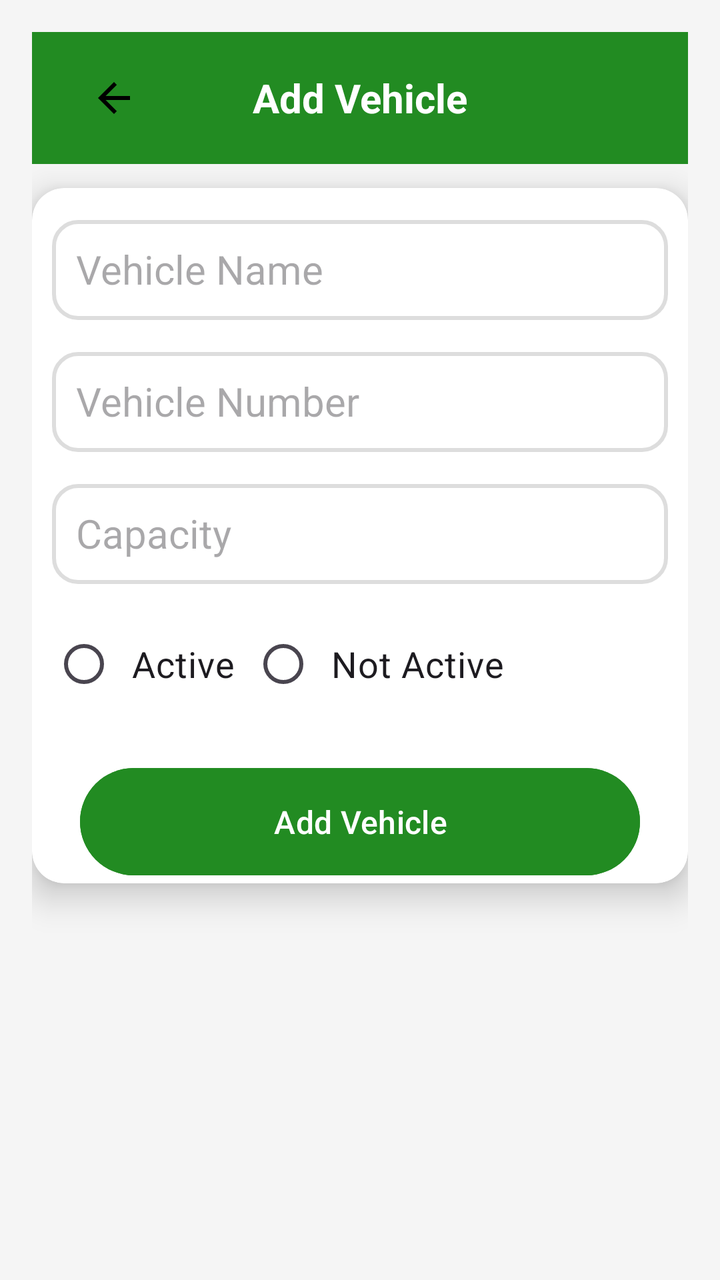
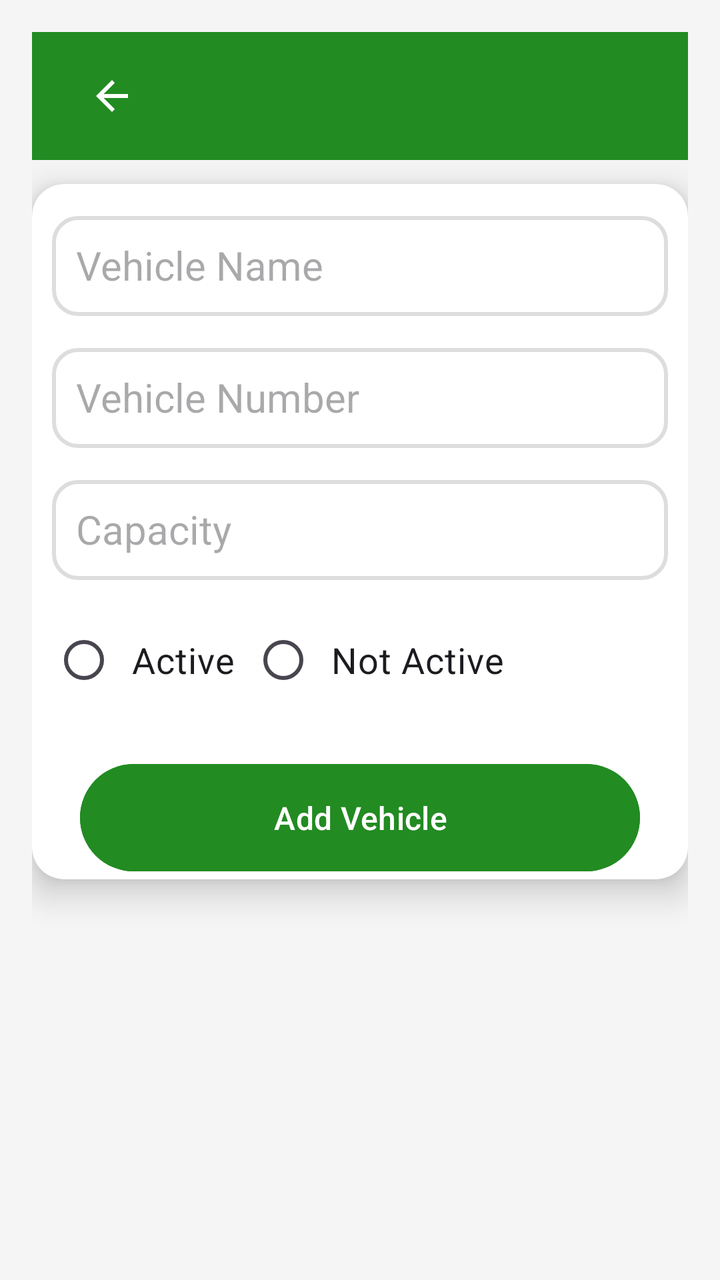

Before-and-after screenshots of an Android layout around one commit, followed by the original layout XML and the change that was made.
<!-- AndroidManifest.xml: application theme Theme.TransportApp -->
<!-- res/layout/activity_add_vehicle.xml -->
<?xml version="1.0" encoding="utf-8"?>
<ScrollView xmlns:android="http://schemas.android.com/apk/res/android"
    android:layout_width="match_parent"
    android:layout_height="match_parent"
    xmlns:app="http://schemas.android.com/apk/res-auto"
    android:fillViewport="true"
    android:background="#F5F5F5"
    android:padding="16dp">

    <LinearLayout
        android:layout_width="match_parent"
        android:layout_height="wrap_content"
        android:orientation="vertical">

        
        <androidx.appcompat.widget.Toolbar
            android:layout_width="match_parent"
            android:layout_height="wrap_content"
            android:background="@color/green"
            android:theme="@style/ThemeOverlay.AppCompat.Dark.ActionBar">

            <ImageButton
                android:id="@+id/backButton"
                android:layout_width="50dp"
                android:layout_height="50dp"
                android:layout_margin="8dp"
                android:background="@null"
                android:contentDescription="Back"
                android:src="@drawable/baseline_arrow_back_24"/>

            <TextView
                android:layout_width="wrap_content"
                android:layout_height="wrap_content"
                android:layout_gravity="center"
                android:text="Add Vehicle"
                android:textColor="@android:color/white"
                android:textSize="20sp"
                android:textStyle="bold"/>
        </androidx.appcompat.widget.Toolbar>

        
        <androidx.cardview.widget.CardView
            android:layout_width="match_parent"
            android:layout_height="wrap_content"
            android:layout_marginTop="12dp"
            android:backgroundTint="@color/white"
            android:padding="24dp"
            app:cardCornerRadius="16dp"
            app:cardElevation="10dp">

            <LinearLayout
                android:layout_width="match_parent"
                android:layout_height="wrap_content"
                android:orientation="vertical">

                
                <EditText
                    android:id="@+id/vehicleNameInput"
                    android:layout_width="match_parent"
                    android:layout_height="50dp"
                    android:layout_marginTop="16dp"
                    android:layout_marginHorizontal="10dp"
                    android:background="@drawable/edittext_background"
                    android:hint="Vehicle Name"
                    android:inputType="text"
                    android:padding="12dp"
                    android:textSize="20sp"/>

                
                <EditText
                    android:id="@+id/vehicleNumberInput"
                    android:layout_width="match_parent"
                    android:layout_height="50dp"
                    android:layout_marginTop="16dp"
                    android:layout_marginHorizontal="10dp"
                    android:background="@drawable/edittext_background"
                    android:hint="Vehicle Number"
                    android:inputType="text"
                    android:padding="12dp"
                    android:textSize="20sp"/>

                
                <EditText
                    android:id="@+id/capacityInput"
                    android:layout_width="match_parent"
                    android:layout_height="50dp"
                    android:layout_marginTop="16dp"
                    android:layout_marginHorizontal="10dp"
                    android:background="@drawable/edittext_background"
                    android:hint="Capacity"
                    android:inputType="number"
                    android:padding="12dp"
                    android:textSize="20sp"/>

                
                <RadioGroup
                    android:id="@+id/statusRadioGroup"
                    android:layout_width="match_parent"
                    android:layout_height="wrap_content"
                    android:layout_marginTop="16dp"
                    android:layout_marginHorizontal="10dp"
                    android:orientation="horizontal">

                    <RadioButton
                        android:id="@+id/activeRadioButton"
                        android:layout_width="wrap_content"
                        android:layout_height="wrap_content"
                        android:text="Active"
                        android:textSize="18sp"
                        android:padding="8dp"/>

                    <RadioButton
                        android:id="@+id/notActiveRadioButton"
                        android:layout_width="wrap_content"
                        android:layout_height="wrap_content"
                        android:text="Not Active"
                        android:textSize="18sp"
                        android:padding="8dp" />
                </RadioGroup>

                
                <Button
                    android:id="@+id/saveVehicleButton"
                    android:layout_width="280dp"
                    android:layout_height="wrap_content"
                    android:layout_gravity="center"
                    android:layout_marginTop="24dp"
                    android:backgroundTint="@color/green"
                    android:padding="16dp"
                    android:text="Add Vehicle"
                    android:textColor="@color/white"
                    android:textSize="16sp"/>
            </LinearLayout>
        </androidx.cardview.widget.CardView>
    </LinearLayout>
</ScrollView>
<!-- resources referenced by this layout -->
<resources>
  <color name="green">#228B22</color>
  <color name="white">#FFFFFFFF</color>
  <!-- drawable baseline_arrow_back_24 (drawable) -->
  <vector xmlns:android="http://schemas.android.com/apk/res/android" android:autoMirrored="true" android:height="24dp" android:tint="#000000" android:viewportHeight="24" android:viewportWidth="24" android:width="24dp">
        
      <path android:fillColor="@android:color/white" android:pathData="M20,11H7.83l5.59,-5.59L12,4l-8,8 8,8 1.41,-1.41L7.83,13H20v-2z"/>
      
  </vector>
  <!-- drawable edittext_background (drawable) -->
  <?xml version="1.0" encoding="utf-8"?>
  <shape xmlns:android="http://schemas.android.com/apk/res/android">
      <solid android:color="#FFFFFF" />
      <corners android:radius="12dp" />
      <stroke android:width="2dp" android:color="#DDDDDD" />
  </shape>
  <style name="Theme.TransportApp" parent="Base.Theme.TransportApp" />
  <style name="Base.Theme.TransportApp" parent="Theme.Material3.DayNight.NoActionBar">
          
          
      </style>
</resources>

<!-- the commit's change to res/layout/activity_add_vehicle.xml (unified diff, before → after) -->
@@ -4,7 +4,7 @@
     android:layout_height="match_parent"
     xmlns:app="http://schemas.android.com/apk/res-auto"
     android:fillViewport="true"
-    android:background="#F5F5F5"
+    android:background="@color/screen_background"
     android:padding="16dp">
 
     <LinearLayout
@@ -13,33 +13,13 @@
         android:orientation="vertical">
 
         
-        <androidx.appcompat.widget.Toolbar
+        <include
+            layout="@layout/toolbar"
             android:layout_width="match_parent"
-            android:layout_height="wrap_content"
-            android:background="@color/green"
-            android:theme="@style/ThemeOverlay.AppCompat.Dark.ActionBar">
-
-            <ImageButton
-                android:id="@+id/backButton"
-                android:layout_width="50dp"
-                android:layout_height="50dp"
-                android:layout_margin="8dp"
-                android:background="@null"
-                android:contentDescription="Back"
-                android:src="@drawable/baseline_arrow_back_24"/>
-
-            <TextView
-                android:layout_width="wrap_content"
-                android:layout_height="wrap_content"
-                android:layout_gravity="center"
-                android:text="Add Vehicle"
-                android:textColor="@android:color/white"
-                android:textSize="20sp"
-                android:textStyle="bold"/>
-        </androidx.appcompat.widget.Toolbar>
+            android:layout_height="wrap_content" />
 
         
-        <androidx.cardview.widget.CardView
+        <com.google.android.material.card.MaterialCardView
             android:layout_width="match_parent"
             android:layout_height="wrap_content"
             android:layout_marginTop="12dp"
@@ -61,7 +41,7 @@
                     android:layout_marginTop="16dp"
                     android:layout_marginHorizontal="10dp"
                     android:background="@drawable/edittext_background"
-                    android:hint="Vehicle Name"
+                    android:hint="@string/hint_vehicle_name"
                     android:inputType="text"
                     android:padding="12dp"
                     android:textSize="20sp"/>
@@ -74,7 +54,7 @@
                     android:layout_marginTop="16dp"
                     android:layout_marginHorizontal="10dp"
                     android:background="@drawable/edittext_background"
-                    android:hint="Vehicle Number"
+                    android:hint="@string/hint_vehicle_number"
                     android:inputType="text"
                     android:padding="12dp"
                     android:textSize="20sp"/>
@@ -87,7 +67,7 @@
                     android:layout_marginTop="16dp"
                     android:layout_marginHorizontal="10dp"
                     android:background="@drawable/edittext_background"
-                    android:hint="Capacity"
+                    android:hint="@string/hint_capacity"
                     android:inputType="number"
                     android:padding="12dp"
                     android:textSize="20sp"/>
@@ -105,7 +85,7 @@
                         android:id="@+id/activeRadioButton"
                         android:layout_width="wrap_content"
                         android:layout_height="wrap_content"
-                        android:text="Active"
+                        android:text="@string/active"
                         android:textSize="18sp"
                         android:padding="8dp"/>
 
@@ -113,7 +93,7 @@
                         android:id="@+id/notActiveRadioButton"
                         android:layout_width="wrap_content"
                         android:layout_height="wrap_content"
-                        android:text="Not Active"
+                        android:text="@string/not_active"
                         android:textSize="18sp"
                         android:padding="8dp" />
                 </RadioGroup>
@@ -127,10 +107,40 @@
                     android:layout_marginTop="24dp"
                     android:backgroundTint="@color/green"
                     android:padding="16dp"
-                    android:text="Add Vehicle"
+                    android:text="@string/title_add_vehicle"
                     android:textColor="@color/white"
                     android:textSize="16sp"/>
             </LinearLayout>
-        </androidx.cardview.widget.CardView>
+        </com.google.android.material.card.MaterialCardView>
     </LinearLayout>
 </ScrollView>
+<!-- res/layout/toolbar.xml (included above) -->
+<?xml version="1.0" encoding="utf-8"?>
+<com.google.android.material.appbar.MaterialToolbar xmlns:android="http://schemas.android.com/apk/res/android"
+    xmlns:app="http://schemas.android.com/apk/res-auto"
+    android:id="@+id/toolbar"
+    android:layout_width="match_parent"
+    android:layout_height="?attr/actionBarSize"
+    android:background="@color/green"
+    android:elevation="4dp"
+    android:theme="@style/ThemeOverlay.AppCompat.Dark.ActionBar">
+
+    <ImageButton
+        android:id="@+id/backButton"
+        android:layout_width="48dp"
+        android:layout_height="48dp"
+        android:layout_marginStart="12dp"
+        android:background="@null"
+        android:contentDescription="@string/back_button_desc"
+        android:src="@drawable/baseline_arrow_back_24"
+        app:tint="@android:color/white" />
+
+    <TextView
+        android:id="@+id/toolbar_title"
+        android:layout_width="wrap_content"
+        android:layout_height="wrap_content"
+        android:layout_gravity="center"
+        android:textColor="@android:color/white"
+        android:textSize="22sp"
+        android:textStyle="bold" />
+</com.google.android.material.appbar.MaterialToolbar>
<!-- resource entries referenced after the edit -->
@@ -1,6 +1,7 @@
 <!-- resources referenced by this layout -->
 <resources>
   <color name="green">#228B22</color>
+  <color name="screen_background">#F5F5F5</color>
   <color name="white">#FFFFFFFF</color>
   <!-- drawable baseline_arrow_back_24 (drawable) -->
   <vector xmlns:android="http://schemas.android.com/apk/res/android" android:autoMirrored="true" android:height="24dp" android:tint="#000000" android:viewportHeight="24" android:viewportWidth="24" android:width="24dp">
@@ -15,10 +16,24 @@
       <corners android:radius="12dp" />
       <stroke android:width="2dp" android:color="#DDDDDD" />
   </shape>
+  <string name="active">Active</string>
+  <string name="back_button_desc">Navigate back</string>
+  <string name="hint_capacity">Capacity</string>
+  <string name="hint_vehicle_name">Vehicle Name</string>
+  <string name="hint_vehicle_number">Vehicle Number</string>
+  <string name="not_active">Not Active</string>
+  <string name="title_add_vehicle">Add Vehicle</string>
   <style name="Theme.TransportApp" parent="Base.Theme.TransportApp" />
   <style name="Base.Theme.TransportApp" parent="Theme.Material3.DayNight.NoActionBar">
           
+          <item name="colorPrimary">@color/green</item>
+          <item name="colorOnPrimary">@color/white</item>
+          <item name="colorSecondary">@color/accent_orange</item>
+          <item name="colorOnSecondary">@color/black</item>
           
+          <item name="materialCardViewStyle">@style/Widget.Material3.CardView.Elevated</item>
       </style>
+  <color name="accent_orange">#FF9800</color>
+  <color name="black">#FF000000</color>
 </resources>
 
